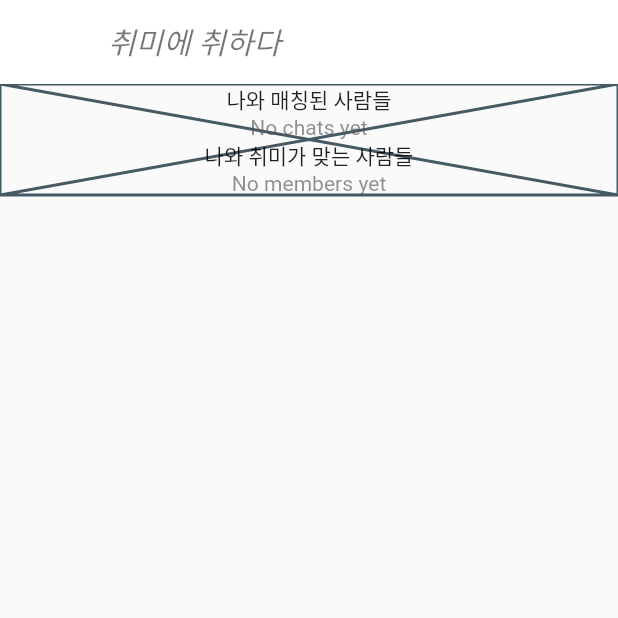
After one commit to PoomAt-E/hobby-mate, a Flutter app: the MatchingScreen screen opened directly, on a phone screen of 412 x 824 dp, the top half of it. The commit adds this screen. Run offline on Flutter 3.47's test engine with Material 2 defaults, Android fonts, the phone set to English and light mode, and no system bars; our stand-ins replace chat_bubbles, cloud_firestore, dio, file_picker, firebase_core, flutter_dotenv and 6 more; accounts and stored records are empty.

Commit message:
feat: 매칭 화면 구현

```diff
--- /dev/null
+++ b/lib/screen/matching_screen.dart
@@ -0,0 +1,185 @@
+import 'package:flutter/material.dart';
+import 'package:flutter_riverpod/flutter_riverpod.dart';
+import 'package:hobby_mate/model/chat.dart';
+import 'package:hobby_mate/model/member.dart';
+import 'package:hobby_mate/screen/chat/chat_screen.dart';
+import 'package:hobby_mate/screen/main/profile_screen.dart';
+import 'package:hobby_mate/service/chat_service.dart';
+import 'package:hobby_mate/widget/appbar.dart';
+import 'package:hobby_mate/widget/chat/chat_list.dart';
+
+import '../style/style.dart';
+import '../widget/profile_image.dart';
+
+final chatListProvider =
+    FutureProvider<List<MyChat>>((ref) => ChatService().getChatList());
+
+final memberProvider = FutureProvider<List<Member>>((ref) {
+  final chatlist = ref.watch(chatListProvider);
+  // final List<Member> memberlist = await MemberService.get();
+  final List<Member> memberlist = [];
+
+  final chatMemberNamelist = chatlist.asData!.value.map((e) => e.otherName);
+
+  if (chatlist.hasValue) {
+    return memberlist
+        .where((element) => chatMemberNamelist.contains(element.name))
+        .toList();
+  } else {
+    return [];
+  }
+});
+
+class MatchingScreen extends ConsumerStatefulWidget {
+  const MatchingScreen({super.key});
+
+  @override
+  _MatchingScreenState createState() => _MatchingScreenState();
+}
+
+class _MatchingScreenState extends ConsumerState<MatchingScreen> {
+  @override
+  Widget build(BuildContext context) {
+    final chatlist = ref.watch(chatListProvider);
+    final memberlist = ref.watch(memberProvider);
+
+    return Scaffold(
+      appBar: MainAppbar(),
+      body: Placeholder(
+        child: SingleChildScrollView(
+          child: Column(
+            children: [
+              Text('나와 매칭된 사람들'),
+              chatlist.when(
+                  data: (item) => item.isEmpty
+                      ? const Expanded(
+                          child: Center(
+                              child: Center(
+                                  child: Text('No chats yet',
+                                      style: TextStyles.shadowTextStyle))))
+                      : Expanded(
+                          child: ChatList(
+                          chats: item,
+                        )),
+                  error: (e, st) =>
+                      Expanded(child: Center(child: Text('Error: $e'))),
+                  loading: () => const Expanded(
+                      child: Center(child: CircularProgressIndicator()))),
+              Text('나와 취미가 맞는 사람들'),
+              memberlist.when(
+                  data: (item) => item.isEmpty
+                      ? const Expanded(
+                          child: Center(
+                              child: Center(
+                                  child: Text('No members yet',
+                                      style: TextStyles.shadowTextStyle))))
+                      : Expanded(
+                          child: MatchList(
+                          members: item,
+                        )),
+                  error: (e, st) =>
+                      Expanded(child: Center(child: Text('Error: $e'))),
+                  loading: () => const Expanded(
+                      child: Center(child: CircularProgressIndicator()))),
+            ],
+          ),
+        ),
+      ),
+    );
+  }
+}
+
+class MatchList extends StatefulWidget {
+  const MatchList({super.key, required this.members});
+
+  final List<Member> members;
+
+  @override
+  State<MatchList> createState() => _MatchListState();
+}
+
+class _MatchListState extends State<MatchList> {
+  @override
+  Widget build(BuildContext context) {
+    return ListView.builder(
+        shrinkWrap: true,
+        itemCount: widget.members.length,
+        itemBuilder: (context, index) {
+          return Row(
+            mainAxisSize: MainAxisSize.max,
+            mainAxisAlignment: MainAxisAlignment.spaceBetween,
+            children: [
+              GestureDetector(
+                onTap: () => onProfileTap(widget.members[index]),
+                child: Row(
+                  children: [
+                    ProfileImage(
+                      onProfileImagePressed: () =>
+                          onProfileTap(widget.members[index]),
+                      path: widget.members.elementAt(index).profileImgUrl,
+                      imageSize: MediaQuery.of(context).size.width * 0.12,
+                    ),
+                    const SizedBox(
+                      width: 10,
+                    ),
+                    SizedBox(
+                        width: MediaQuery.of(context).size.width * 0.5,
+                        child: Text.rich(
+                          TextSpan(
+                              text: '${widget.members[index].name}\n',
+                              style: TextStyles.chatHeading,
+                              children: <TextSpan>[
+                                TextSpan(
+                                    text:
+                                        widget.members.elementAt(index).address,
+                                    style: TextStyles.chatbodyText),
+                              ]),
+                          textAlign: TextAlign.start,
+                        )),
+                  ],
+                ),
+              ),
+              GestureDetector(
+                  onTap: () => onButtonClick(widget.members[index]),
+                  child: Container(
+                    width: MediaQuery.of(context).size.width * 0.24,
+                    padding: EdgeInsets.symmetric(horizontal: 10),
+                    height: 30,
+                    decoration: BoxDecoration(
+                      color: Color.fromARGB(255, 42, 42, 42),
+                      borderRadius: BorderRadius.circular(10),
+                    ),
+                    child: const Center(
+                      child: Text('request',
+                          style: TextStyles.blueBottonTextStyle),
+                    ),
+                  ))
+            ],
+          );
+        });
+  }
+
+  void onProfileTap(Member member) {
+    Navigator.of(context).push(MaterialPageRoute(
+            builder: (context) => ProfileScreen(
+                  member: member,
+                )) // 리버팟 적용된 HomeScreen 만들기
+        );
+  }
+
+  void toChatScreen(String chatroomId, Member member) {
+    Navigator.of(context).push(MaterialPageRoute(
+            builder: (context) => ChatScreen(
+                  chatroomId: chatroomId,
+                  isNew: true,
+                  other: member,
+                )) // 리버팟 적용된 HomeScreen 만들기
+        );
+  }
+
+  void onButtonClick(Member member) async {
+    final chatroomId = await ChatService().makeChatroomId(member.email);
+
+    toChatScreen(chatroomId, member);
+  }
+}
--- a/lib/widget/home/community_box.dart
+++ b/lib/widget/home/community_box.dart
@@ -1,6 +1,5 @@
 import 'package:flutter/cupertino.dart';
 
-import '../../model/post.dart';
 import '../../style/style.dart';
 import '../profile_image.dart';
 
```
Also changed, not shown: lib/screen/main/profile_screen.dart (added, +15 -0 lines), lib/service/chat_service.dart (+10 -1 lines).
